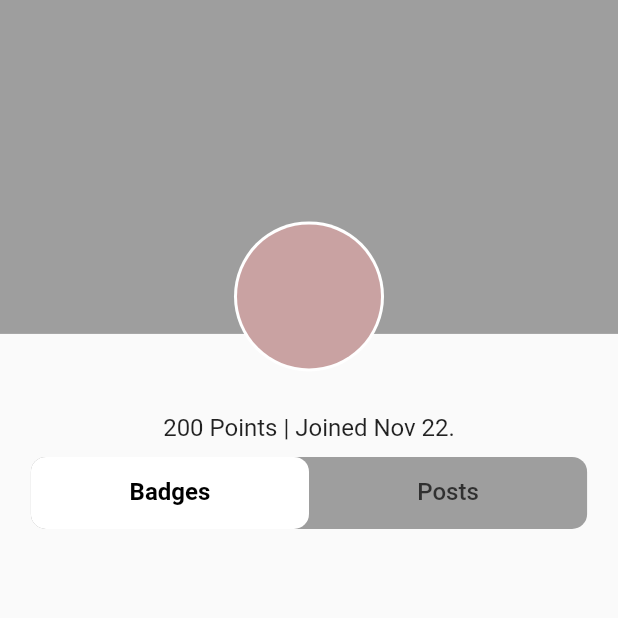
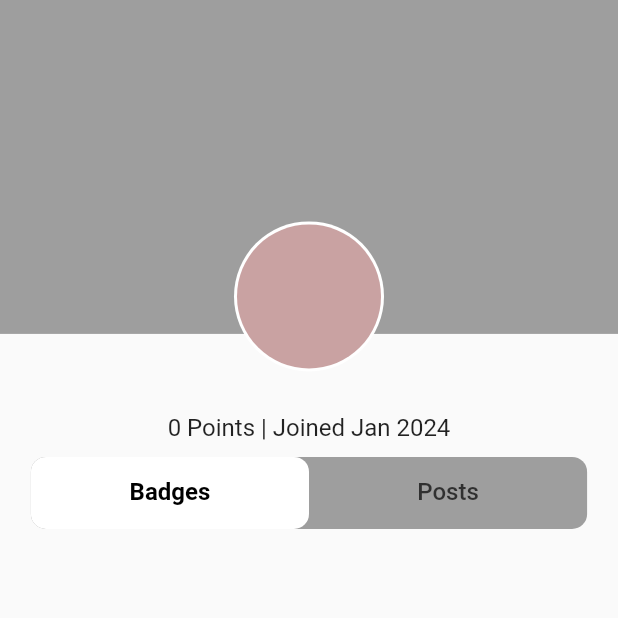
Before and after one commit to babelrobotics/babel_app, a Flutter app: the ProfileScreen screen opened by its route, on a phone screen of 412 x 824 dp, the top half of it. Run offline on Flutter 3.47's test engine with Material 2 defaults, Android fonts, the phone set to English and light mode, and no system bars; our stand-ins replace cloud_firestore, firebase_analytics, firebase_auth, firebase_core, font_awesome_flutter, google_fonts and 3 more; accounts and stored records are empty; network calls fail.

Commit message:
added point and date retrieval

```diff
--- a/lib/profile/profile.dart
+++ b/lib/profile/profile.dart
@@ -54,7 +54,7 @@ class ProfileScreen extends StatelessWidget {
               style: Theme.of(context).textTheme.titleLarge,
             ),
             Text(
-              '200 Points | Joined Nov 22.',
+              '${user.points} Points | Joined ${user.createdDateTime}',
               style: Theme.of(context).textTheme.bodyMedium
             ),
             SizedBox(height: 10),
--- a/pubspec.yaml
+++ b/pubspec.yaml
@@ -49,6 +49,7 @@ dependencies:
   provider: 6.1.1
   rxdart: 0.27.7
   json_annotation: 4.8.1
+  intl: 0.19.0
 
 
 dev_dependencies:
```
Also changed, not shown: lib/home/home.dart (+10 -6 lines), lib/services/firestore.dart (+11 -1 lines), pubspec.lock.
